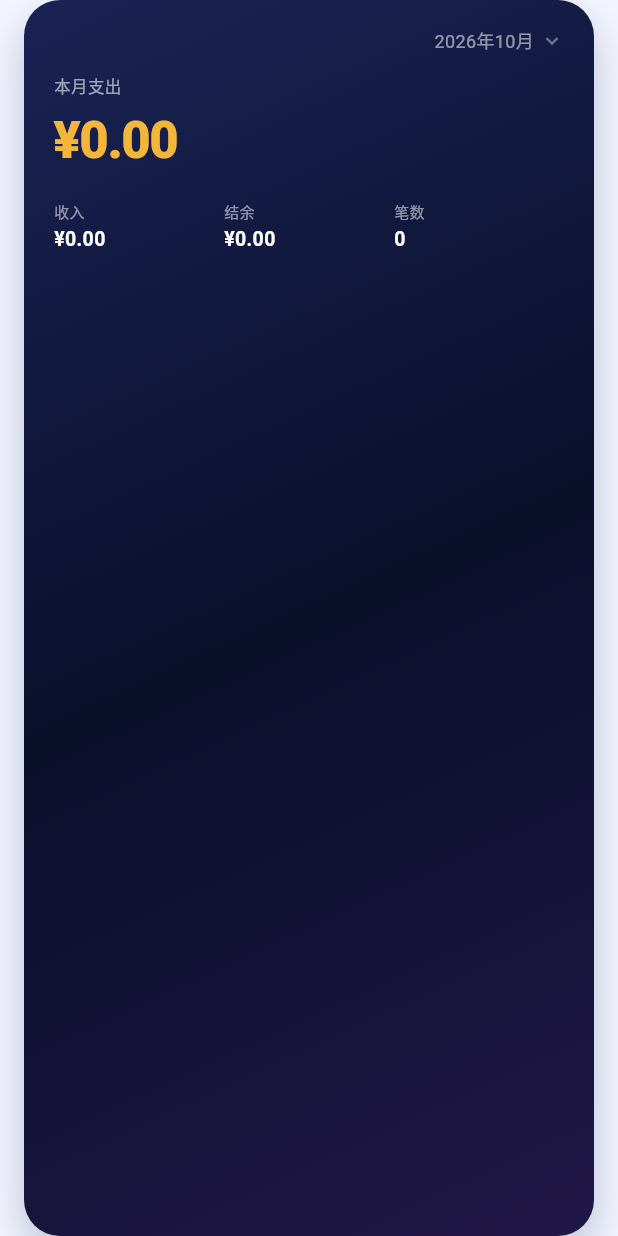
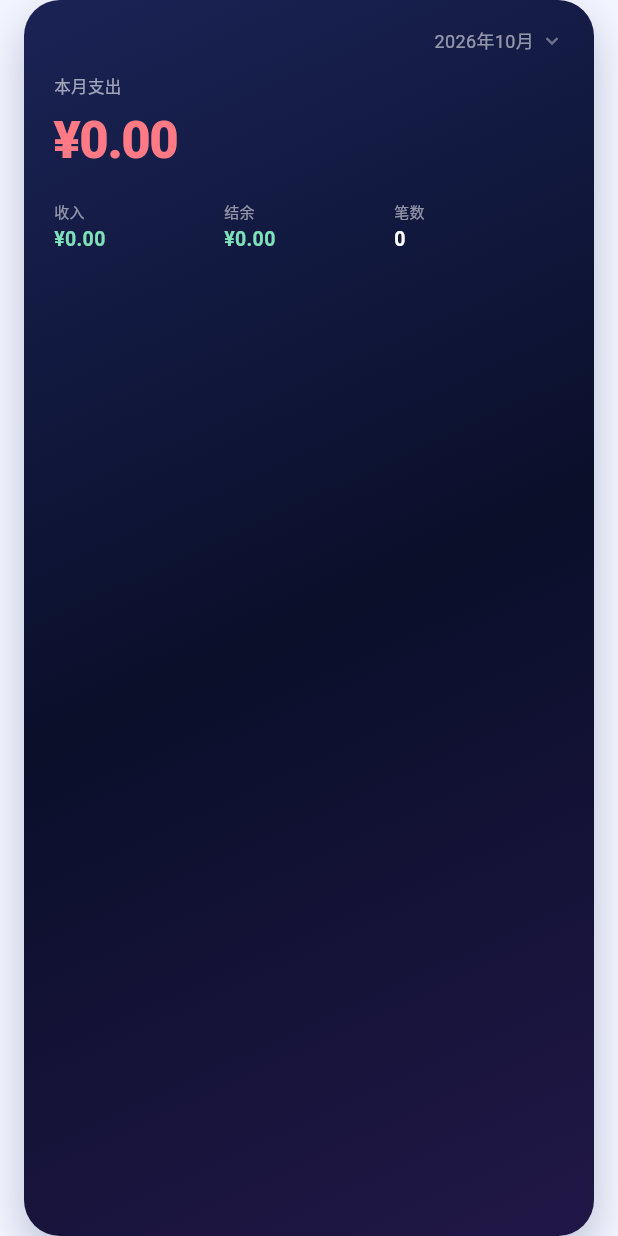
Before and after one commit to sxy666sxy/ledger, a Flutter app: the ClassicMonthCard widget shown alone on an empty page, opened directly with empty values, on a phone screen of 412 x 824 dp. Run offline on Flutter 3.47's test engine with Material 3 defaults, Android fonts, the phone set to English and light mode, and no system bars; our stand-ins replace cross_file, file_picker, image_picker, pdf, share_plus, shared_preferences and 1 more; missing offline and left inert: excel, lunar; accounts and stored records are empty.

Commit message:
fix(flutter): 汇总金额色彩与热力图定位 v0.17.0

```diff
--- a/flutter_app/lib/screens/stats_screen.dart
+++ b/flutter_app/lib/screens/stats_screen.dart
@@ -710,7 +710,7 @@ class _StatsScreenState extends State<StatsScreen>
               children: [
                 Expanded(child: _summaryCell('支出', formatMoney(totals.expense), const Color(0xFFE5484D))),
                 Expanded(child: _summaryCell('收入', formatMoney(totals.income), const Color(0xFF0E9F6E))),
-                Expanded(child: _summaryCell('结余', formatMoney(totals.balance), const Color(0xFF5B6CFF))),
+                Expanded(child: _summaryCell('结余', formatMoney(totals.balance), totals.balance < 0 ? const Color(0xFFE5484D) : const Color(0xFF0E9F6E))),
               ],
             ),
             const SizedBox(height: 11),
--- a/flutter_app/lib/widgets/classic_month_card.dart
+++ b/flutter_app/lib/widgets/classic_month_card.dart
@@ -74,15 +74,15 @@ class ClassicMonthCard extends StatelessWidget {
                 fit: BoxFit.scaleDown,
                 child: Text(
                   formatMoney(totals.expense),
-                  style: const TextStyle(color: Color(0xFFF3B63B), fontSize: 34, fontWeight: FontWeight.w800, letterSpacing: -1),
+                  style: const TextStyle(color: Color(0xFFFF7A85), fontSize: 34, fontWeight: FontWeight.w800, letterSpacing: -1),
                 ),
               ),
               const SizedBox(height: 16),
               Row(
                 children: [
-                  Expanded(child: _sumCell('收入', formatMoney(totals.income))),
-                  Expanded(child: _sumCell('结余', formatMoney(totals.balance))),
-                  Expanded(child: _sumCell('笔数', '$count')),
+                  Expanded(child: _sumCell('收入', formatMoney(totals.income), const Color(0xFF7EE2B8))),
+                  Expanded(child: _sumCell('结余', formatMoney(totals.balance), totals.balance < 0 ? const Color(0xFFFF7A85) : const Color(0xFF7EE2B8))),
+                  Expanded(child: _sumCell('笔数', '$count', Colors.white)),
                 ],
               ),
             ],
@@ -92,13 +92,13 @@ class ClassicMonthCard extends StatelessWidget {
     );
   }
 
-  Widget _sumCell(String label, String value) {
+  Widget _sumCell(String label, String value, Color color) {
     return Column(
       crossAxisAlignment: CrossAxisAlignment.start,
       children: [
         Text(label, style: const TextStyle(color: Colors.white54, fontSize: 10)),
         const SizedBox(height: 2),
-        Text(value, style: const TextStyle(color: Colors.white, fontSize: 13, fontWeight: FontWeight.w700)),
+        Text(value, style: TextStyle(color: color, fontSize: 13, fontWeight: FontWeight.w700)),
       ],
     );
   }
--- a/flutter_app/lib/widgets/simple_month_card.dart
+++ b/flutter_app/lib/widgets/simple_month_card.dart
@@ -89,7 +89,7 @@ class SimpleMonthCard extends StatelessWidget {
                 fontSize: 31,
                 fontWeight: FontWeight.w800,
                 letterSpacing: -1,
-                color: glass ? const Color(0xFFF3B63B) : const Color(0xFFB8860B),
+                color: glass ? const Color(0xFFFF7A85) : const Color(0xFFD92D20),
               ),
             ),
           ),
@@ -97,7 +97,7 @@ class SimpleMonthCard extends StatelessWidget {
           Row(
             children: [
               _cell('收入', formatMoney(totals.income), const Color(0xFF0E9F6E)),
-              _cell('结余', formatMoney(totals.balance), scheme.onSurface),
+              _cell('结余', formatMoney(totals.balance), totals.balance < 0 ? const Color(0xFFD92D20) : const Color(0xFF0E9F6E)),
               _cell('笔数', '$count', scheme.onSurface),
             ],
           ),
--- a/flutter_app/lib/widgets/year_heatmap.dart
+++ b/flutter_app/lib/widgets/year_heatmap.dart
@@ -157,7 +157,7 @@ class _YearHeatmapPageState extends State<YearHeatmapPage> {
   final AppStore store = AppStore.instance;
   final GlobalKey _targetKey = GlobalKey();
   late final ScrollController _scrollController = ScrollController(
-    initialScrollOffset: (((widget.initialMonth - 1) * 248.0).clamp(0.0, double.infinity)).toDouble(),
+    initialScrollOffset: (((widget.initialMonth - 1) * 300.0).clamp(0.0, double.infinity)).toDouble(),
   );
 
   @override
```
